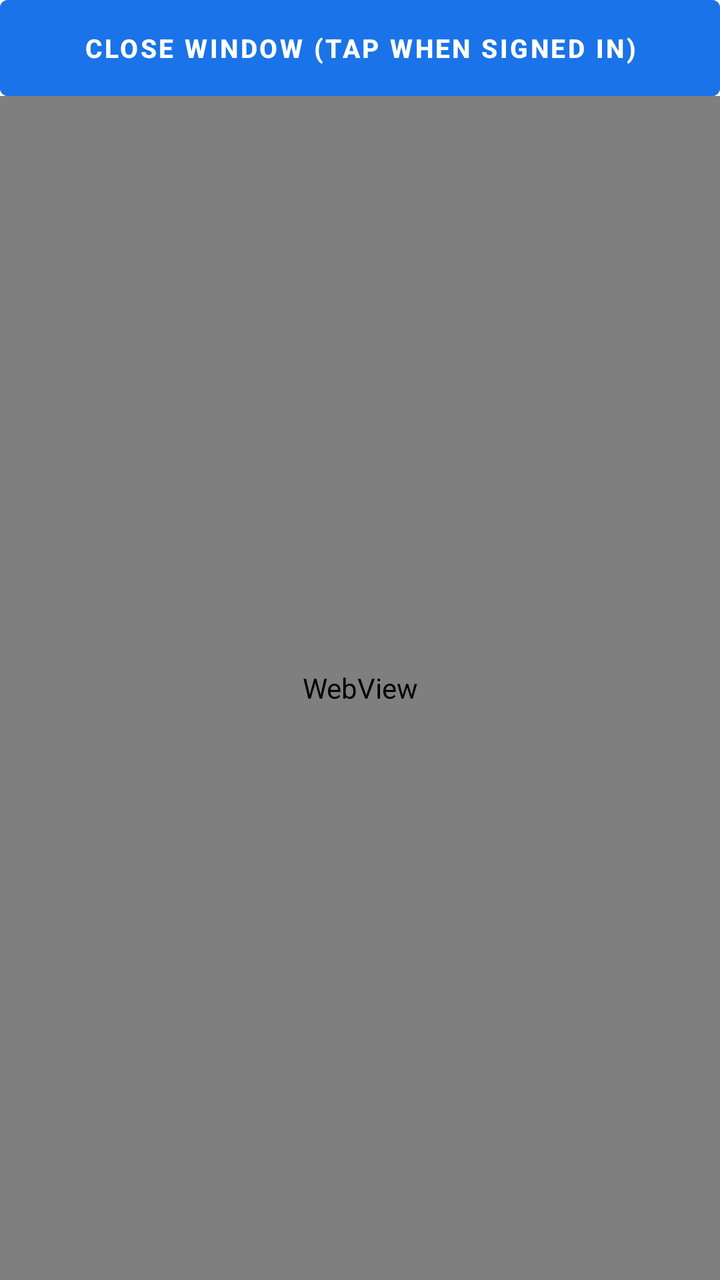
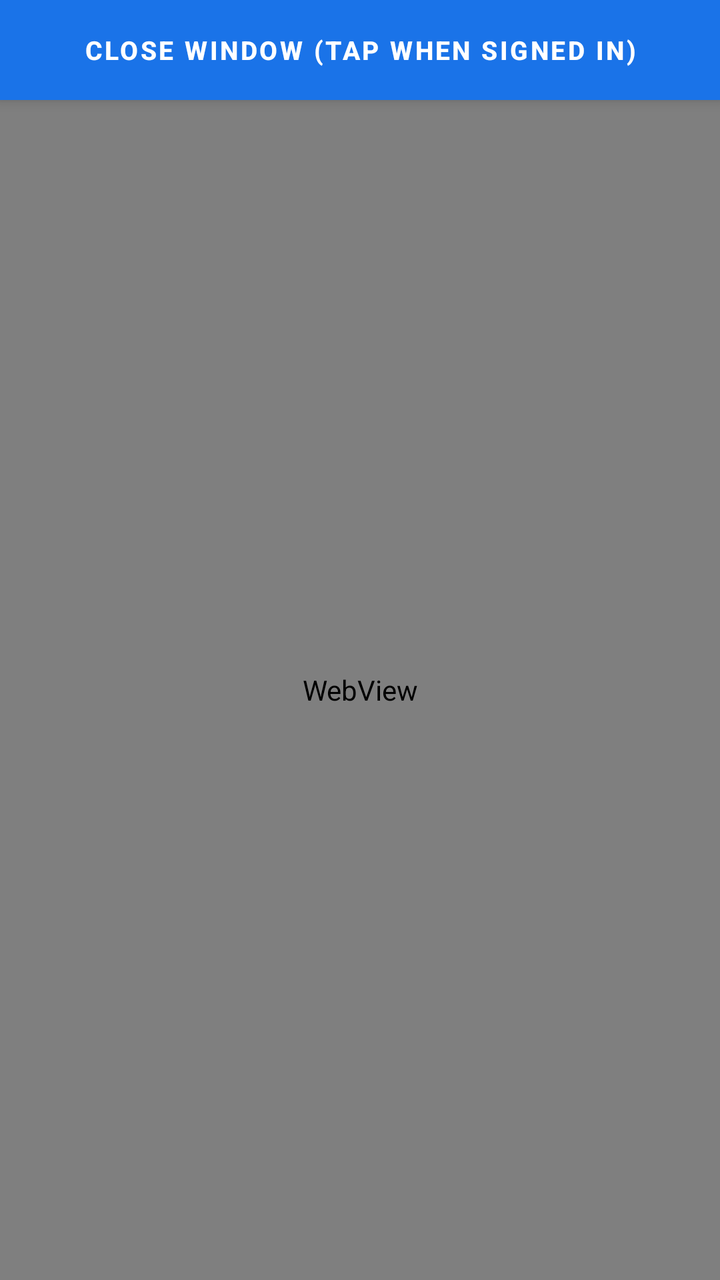

Screens rendered from an Android XML layout before and after an edit, with the pre-edit source and the edit as a unified diff.
<!-- AndroidManifest.xml: application theme Theme.Puter.Light -->
<!-- res/layout/dialog_auth_popup.xml -->
<?xml version="1.0" encoding="utf-8"?>
<LinearLayout xmlns:android="http://schemas.android.com/apk/res/android"
    android:layout_width="match_parent"
    android:layout_height="match_parent"
    android:background="#ffffff"
    android:orientation="vertical">

    
    <Button
        android:id="@+id/btnAuthCloseBar"
        android:layout_width="match_parent"
        android:layout_height="48dp"
        android:backgroundTint="#1a73e8"
        android:insetTop="0dp"
        android:insetBottom="0dp"
        android:text="CLOSE WINDOW (TAP WHEN SIGNED IN)"
        android:textColor="#ffffff"
        android:textSize="13sp"
        android:textStyle="bold" />

    
    <android.webkit.WebView
        android:id="@+id/wvAuthPopup"
        android:layout_width="match_parent"
        android:layout_height="match_parent" />

</LinearLayout>
<!-- resources referenced by this layout -->
<resources>
  <style name="Theme.Puter.Light" parent="Theme.MaterialComponents.Light.NoActionBar">
          <item name="colorPrimary">@color/puter_blue</item>
          <item name="colorPrimaryVariant">@color/puter_blue_dark</item>
          <item name="colorOnPrimary">@color/white</item>
          <item name="colorSecondary">@color/puter_accent</item>
          <item name="colorSecondaryVariant">@color/puter_blue_dark</item>
          <item name="colorOnSecondary">@color/white</item>
          <item name="android:statusBarColor">#333333</item>
          <item name="android:windowLightStatusBar">false</item>
          <item name="android:windowBackground">@color/white</item>
      </style>
  <color name="puter_blue">#1a73e8</color>
  <color name="puter_blue_dark">#1557b0</color>
  <color name="white">#FFFFFFFF</color>
  <color name="puter_accent">#1a73e8</color>
</resources>

<!-- the commit's change to res/layout/dialog_auth_popup.xml (unified diff, before → after) -->
@@ -1,5 +1,6 @@
 <?xml version="1.0" encoding="utf-8"?>
 <LinearLayout xmlns:android="http://schemas.android.com/apk/res/android"
+    xmlns:app="http://schemas.android.com/apk/res-auto"
     android:layout_width="match_parent"
     android:layout_height="match_parent"
     android:background="#ffffff"
@@ -9,19 +10,24 @@
     <Button
         android:id="@+id/btnAuthCloseBar"
         android:layout_width="match_parent"
-        android:layout_height="48dp"
+        android:layout_height="50dp"
         android:backgroundTint="#1a73e8"
+        android:elevation="4dp"
         android:insetTop="0dp"
         android:insetBottom="0dp"
+        android:stateListAnimator="@null"
         android:text="CLOSE WINDOW (TAP WHEN SIGNED IN)"
         android:textColor="#ffffff"
         android:textSize="13sp"
-        android:textStyle="bold" />
+        android:textStyle="bold"
+        app:cornerRadius="0dp" />
 
     
     <android.webkit.WebView
         android:id="@+id/wvAuthPopup"
         android:layout_width="match_parent"
-        android:layout_height="match_parent" />
+        android:layout_height="0dp"
+        android:layout_weight="1"
+        android:overScrollMode="never" />
 
 </LinearLayout>
